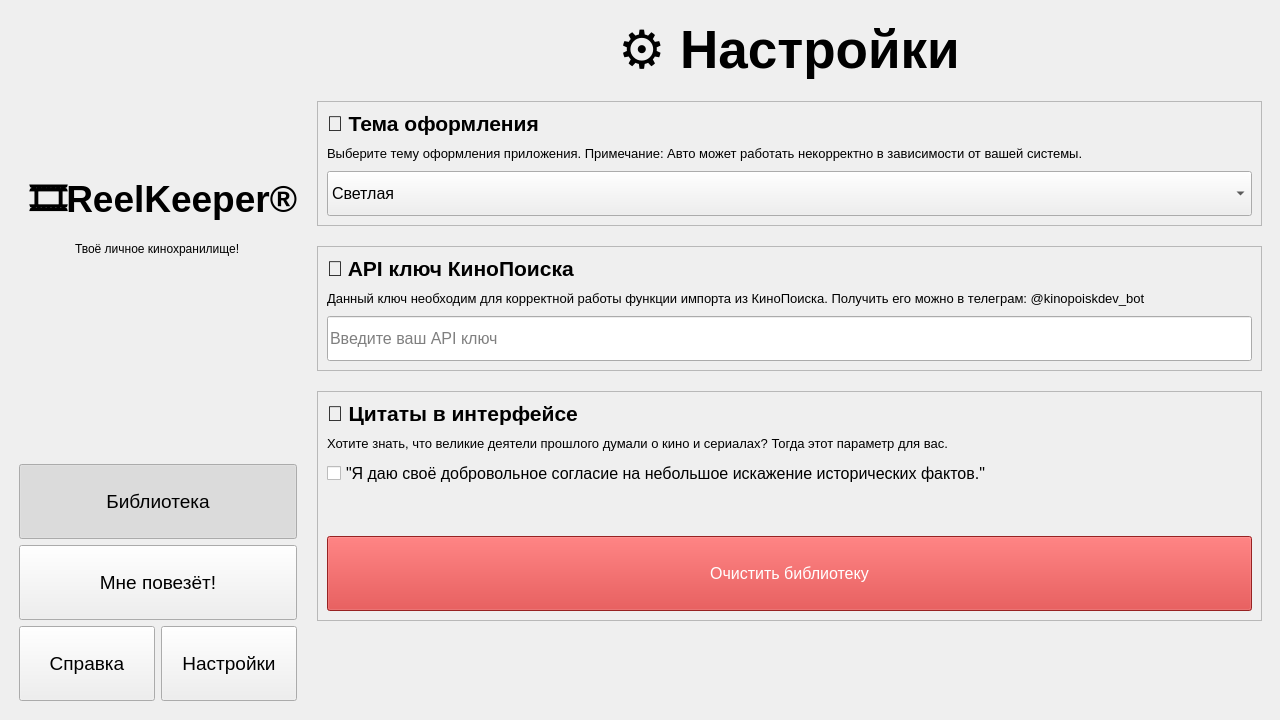
First picture: the form in resources/ui/main.ui, repository venterum/ReelKeeper, before the edit.
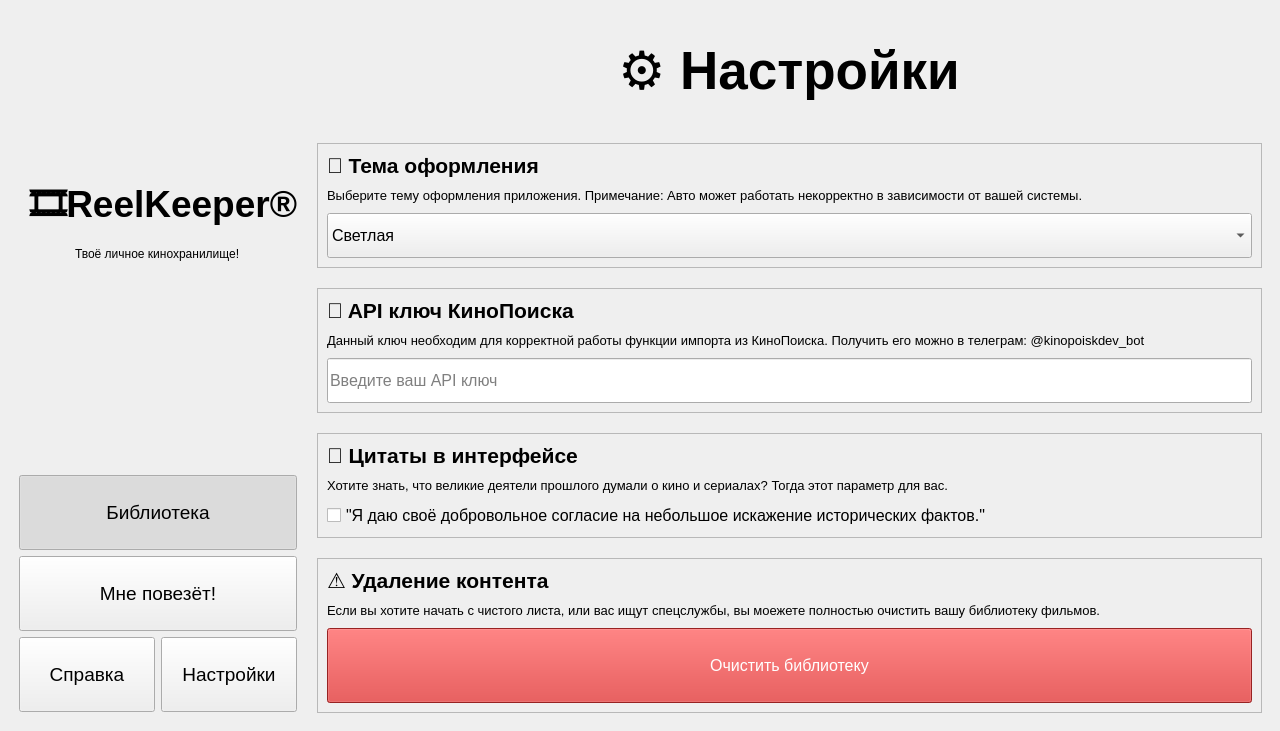
Second picture: the form after the edit. The open tabs and pages were chosen to show the change. Icons and pictures are not drawn.

Patch:
```diff
--- a/resources/ui/main.ui
+++ b/resources/ui/main.ui
@@ -7,7 +7,7 @@
     <x>0</x>
     <y>0</y>
     <width>1280</width>
-    <height>720</height>
+    <height>731</height>
    </rect>
   </property>
   <property name="windowTitle">
@@ -691,18 +691,46 @@
              </property>
             </widget>
            </item>
+          </layout>
+         </widget>
+        </item>
+        <item>
+         <widget class="QFrame" name="dangerFrame">
+          <property name="frameShape">
+           <enum>QFrame::StyledPanel</enum>
+          </property>
+          <layout class="QVBoxLayout" name="dangerLayout">
+           <property name="spacing">
+            <number>10</number>
+           </property>
            <item>
-            <spacer name="verticalSpacer">
-             <property name="orientation">
-              <enum>Qt::Vertical</enum>
+            <widget class="QLabel" name="dangerLabel">
+             <property name="font">
+              <font>
+               <pointsize>16</pointsize>
+               <weight>75</weight>
+               <bold>true</bold>
+              </font>
              </property>
-             <property name="sizeHint" stdset="0">
-              <size>
-               <width>20</width>
-               <height>40</height>
-              </size>
+             <property name="text">
+              <string>⚠️ Удаление контента</string>
              </property>
-            </spacer>
+            </widget>
+           </item>
+           <item>
+            <widget class="QLabel" name="dangerDesc">
+             <property name="font">
+              <font>
+               <pointsize>10</pointsize>
+              </font>
+             </property>
+             <property name="text">
+              <string>Если вы хотите начать с чистого листа, или вас ищут спецслужбы, вы моежете полностью очистить вашу библиотеку фильмов.</string>
+             </property>
+             <property name="wordWrap">
+              <bool>true</bool>
+             </property>
+            </widget>
            </item>
            <item>
             <widget class="QPushButton" name="clearLibraryButton">
@@ -735,19 +763,6 @@
           </layout>
          </widget>
         </item>
-        <item>
-         <spacer name="verticalSpacer">
-          <property name="orientation">
-           <enum>Qt::Vertical</enum>
-          </property>
-          <property name="sizeHint" stdset="0">
-           <size>
-            <width>20</width>
-            <height>40</height>
-           </size>
-          </property>
-         </spacer>
-        </item>
        </layout>
       </widget>
      </widget>
```
